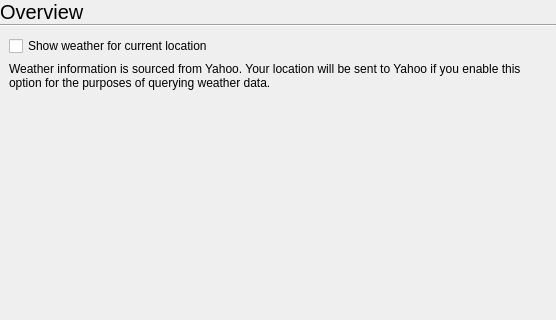
Above: statuscenter/OverviewPane/overviewsettings.ui from vicr123/theshell before the change; both pictures show x 0 to 556 and y 0 to 320 of the 556 by 508 pixel window. Below: the same form after it.
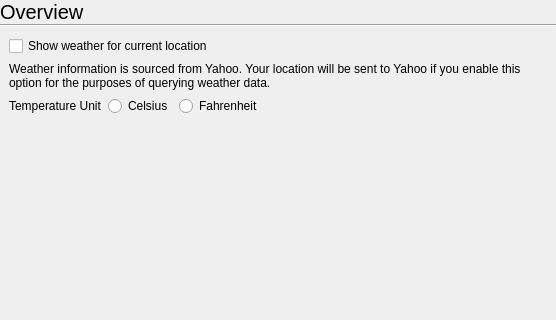
That is the form after the change.

Commit message: Weather unit selection

The edit to the form file:
```diff
--- a/statuscenter/OverviewPane/overviewsettings.ui
+++ b/statuscenter/OverviewPane/overviewsettings.ui
@@ -68,13 +68,6 @@
      <property name="spacing">
       <number>6</number>
      </property>
-     <item row="0" column="0">
-      <widget class="QCheckBox" name="weatherCheckBox">
-       <property name="text">
-        <string>Show weather for current location</string>
-       </property>
-      </widget>
-     </item>
      <item row="1" column="0">
       <widget class="QLabel" name="label_2">
        <property name="text">
@@ -85,6 +78,65 @@
        </property>
       </widget>
      </item>
+     <item row="0" column="0">
+      <widget class="QCheckBox" name="weatherCheckBox">
+       <property name="text">
+        <string>Show weather for current location</string>
+       </property>
+      </widget>
+     </item>
+     <item row="2" column="0">
+      <widget class="QWidget" name="widget" native="true">
+       <layout class="QHBoxLayout" name="horizontalLayout">
+        <property name="leftMargin">
+         <number>0</number>
+        </property>
+        <property name="topMargin">
+         <number>0</number>
+        </property>
+        <property name="rightMargin">
+         <number>0</number>
+        </property>
+        <property name="bottomMargin">
+         <number>0</number>
+        </property>
+        <item>
+         <widget class="QLabel" name="label_3">
+          <property name="text">
+           <string>Temperature Unit</string>
+          </property>
+         </widget>
+        </item>
+        <item>
+         <widget class="QRadioButton" name="celsiusRadio">
+          <property name="text">
+           <string>Celsius</string>
+          </property>
+         </widget>
+        </item>
+        <item>
+         <widget class="QRadioButton" name="fahrenheitRadio">
+          <property name="text">
+           <string>Fahrenheit</string>
+          </property>
+         </widget>
+        </item>
+        <item>
+         <spacer name="horizontalSpacer">
+          <property name="orientation">
+           <enum>Qt::Horizontal</enum>
+          </property>
+          <property name="sizeHint" stdset="0">
+           <size>
+            <width>40</width>
+            <height>20</height>
+           </size>
+          </property>
+         </spacer>
+        </item>
+       </layout>
+      </widget>
+     </item>
     </layout>
    </item>
    <item>
```
The commit also changes 4 other files.
